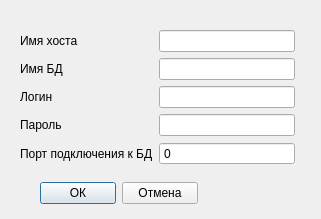
Before: the Qt Designer form Block9_Cross-platform_development_on_Qt/Lesson3_Qt_Designer/dialog.ui in Sergey-87/Netology-Homework-CPP, drawn with Qt 5.
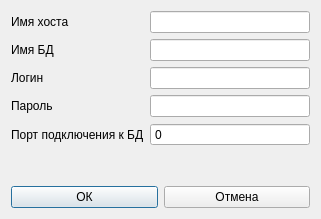
After: the same form once the commit is applied.

Commit message: Block 9, lecture 3, correction of the layout error of the central widget

The edit to the form file:
```diff
--- a/Block9_Cross-platform_development_on_Qt/Lesson3_Qt_Designer/dialog.ui
+++ b/Block9_Cross-platform_development_on_Qt/Lesson3_Qt_Designer/dialog.ui
@@ -13,15 +13,8 @@
   <property name="windowTitle">
    <string>Dialog</string>
   </property>
-  <widget class="QWidget" name="">
-   <property name="geometry">
-    <rect>
-     <x>20</x>
-     <y>30</y>
-     <width>275</width>
-     <height>136</height>
-    </rect>
-   </property>
+  <layout class="QVBoxLayout" name="verticalLayout">
+   <item>
    <layout class="QFormLayout" name="formLayout">
     <item row="0" column="0">
      <widget class="QLabel" name="label">
@@ -112,16 +105,8 @@
      </widget>
     </item>
    </layout>
-  </widget>
-  <widget class="QWidget" name="">
-   <property name="geometry">
-    <rect>
-     <x>40</x>
-     <y>180</y>
-     <width>158</width>
-     <height>26</height>
-    </rect>
-   </property>
+   </item>
+   <item>
    <layout class="QHBoxLayout" name="horizontalLayout">
     <item>
      <widget class="QPushButton" name="pushButton">
@@ -138,7 +123,8 @@
      </widget>
     </item>
    </layout>
-  </widget>
+   </item>
+  </layout>
  </widget>
  <resources/>
  <connections>
```
Lines whose indentation alone changed are shown as unchanged. The commit also changes 132 other files.
